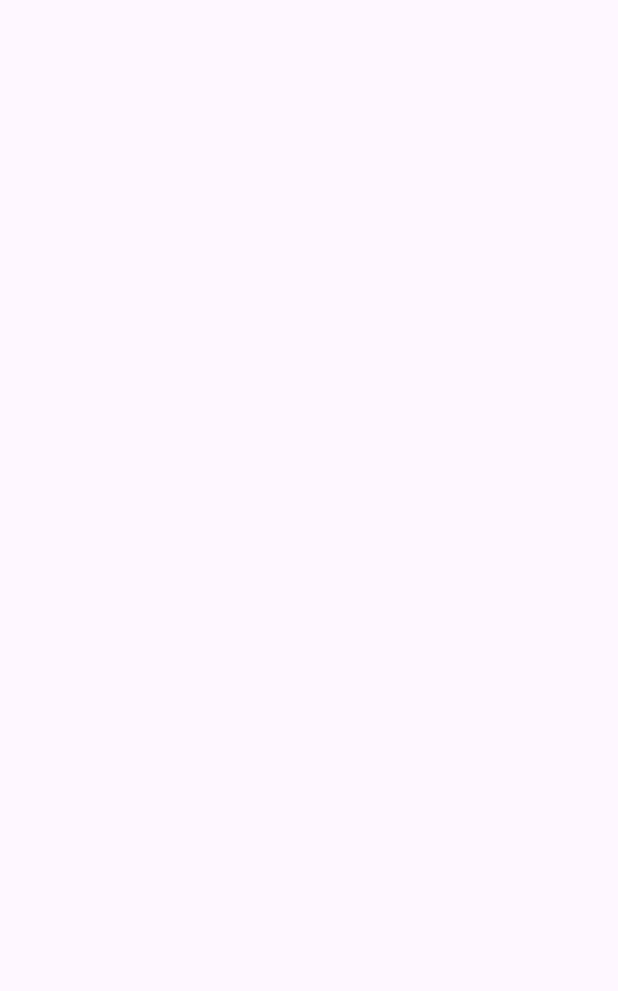
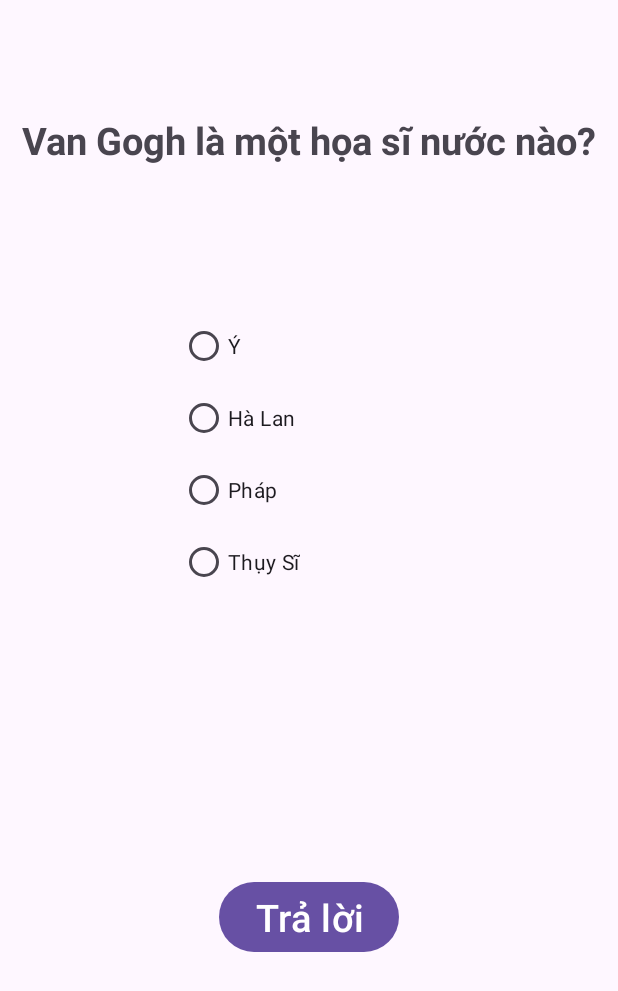
Before and after one commit to tiendung21111/Android_QuizApp, an Android app: the MainActivity3 screen opened directly, with no data from a screen before it, on a phone screen of 412 x 824 dp. Before the commit the part shown is empty. Shown: the top 991 px of the screen. Run offline under Robolectric (Android 15) with nearby library versions, the phone set to English and light mode, and no system bars.

Commit message:
main2,3,4

```diff
--- a/app/src/main/java/com/example/sharedpreferences/ChuDeAdapter.java
+++ b/app/src/main/java/com/example/sharedpreferences/ChuDeAdapter.java
@@ -35,7 +35,7 @@ public class ChuDeAdapter extends BaseAdapter {
 
     @Override
     public long getItemId(int position) {
-        return danhSachChuDe.get(position).getImage();
+        return danhSachChuDe.get(position).getId();
     }
 
     @Override
--- a/app/src/main/java/com/example/sharedpreferences/MainActivity3.java
+++ b/app/src/main/java/com/example/sharedpreferences/MainActivity3.java
@@ -1,14 +1,182 @@
 package com.example.sharedpreferences;
 
+import android.annotation.SuppressLint;
+import android.content.Intent;
 import android.os.Bundle;
+import android.widget.RadioButton;
+import android.widget.TextView;
 
 import androidx.annotation.Nullable;
 import androidx.appcompat.app.AppCompatActivity;
 
+import java.util.Random;
+
+
+import android.os.Bundle;
+import android.view.View;
+import android.widget.Button;
+import android.widget.RadioButton;
+import android.widget.RadioGroup;
+import android.widget.TextView;
+
+import androidx.appcompat.app.AppCompatActivity;
+
+import java.util.ArrayList;
+import java.util.Arrays;
+
+
 public class MainActivity3 extends AppCompatActivity {
 
+    private TextView questionTextView;
+    private RadioGroup answerRadioGroup;
+    private Button submitButton;
+
+    private ArrayList<Question> questions;
+    private int currentQuestionIndex;
+
+    private int countRightAnswer = 0;
+    private String txtCount;
+
+
+    @SuppressLint("MissingInflatedId")
     @Override
-    protected void onCreate(@Nullable Bundle savedInstanceState) {
+    protected void onCreate(Bundle savedInstanceState) {
         super.onCreate(savedInstanceState);
+        setContentView(R.layout.activity_main3);
+
+        questionTextView = findViewById(R.id.questionTextView);
+        answerRadioGroup = findViewById(R.id.answerRadioGroup);
+        submitButton = findViewById(R.id.submitButton);
+
+        // Tạo các câu hỏi và đáp án
+        questions = new ArrayList<>();
+
+        Intent intent1 = getIntent();
+        int ths = intent1.getIntExtra("th", 0);
+
+
+        if(ths == 1) {
+            questions.add(new Question("Quần Đảo Hoàng Sa thuộc tỉnh/ tp nào?", new String[]{"Đà Nẵng", "Nha Trang", "Phan Thiết", "Hải Phòng"}, 0));
+            questions.add(new Question("Việt Nam có bao nhiêu dân tộc thiểu số?", new String[]{"51", "53", "54", "55"}, 1));
+            questions.add(new Question("Cột mốc biên giới Việt Nam - Lào- Campuchia ở đâu?", new String[]{"Hà Giang", "Điện Biên", "Kon Tum", "Lào Cai"}, 2));
+        }
+        else if(ths == 2) {
+            questions.add(new Question("Hang động lớn nhất Việt Nam?", new String[]{"Phong Nha- Kẻ Bàng", "Sơn Đòong", "Hang Én", "Tràng An"}, 1));
+            questions.add(new Question("Giờ Việt Nam theo múi giờ nào?", new String[]{"GMT+7", "GMT+8", "GMT+11", "GMT+12"}, 0));
+            questions.add(new Question("Vịnh nào Việt Nam lot top 7 kỳ quan thế giới?", new String[]{"Cát Bà", "Côtô", "Hạ Long", "Lan Hạ"}, 3));
+        }
+        else if(ths == 3) {
+            questions.add(new Question("Trong lịch sử, Nhà Trần đã 3 lần đánh thắng quân xâm lược nào?", new String[]{"Nam Hán", "Nhà Thanh", "Nhà Tần", "Mông Nguyên"}, 3));
+            questions.add(new Question("Quốc hiệu Việt Nam dưới thời nhà Hồ?", new String[]{"Đại Ngu", "Đại Việt", "Văn Lang", "Âu Lac"}, 0));
+            questions.add(new Question("Vị vua cuối cùng của chế độ quân chủ", new String[]{"Gia Long", "Bảo Đại", "Duy Tân", "Hàm Nghi"}, 1));
+        }
+
+        else if(ths == 4) {
+            questions.add(new Question("Chiến dịch Điện Biên Phủ kéo dài bao nhiêu ngày đêm?", new String[]{"48", "49", "56", "57"}, 2));
+            questions.add(new Question("Ai là hoàng đế đầu tiên của Việt Nam?", new String[]{"Vua Hùng", "Đinh Bộ Lĩnh", "Ngô Quyền", "Lý Nam Đế"}, 3));
+            questions.add(new Question("Việt Nâm hoàn toàn giải phóng năm nào?", new String[]{"1945", "1952", "1972", "1979"}, 2));
+        }
+
+        else if(ths == 5) {
+            questions.add(new Question("Đâu là 1 trong 4 con rồng kinh tế của châu á?", new String[]{"Việt Nam", "Trung Quốc", "Hong Kong", "Nhật Bản"}, 0));
+            questions.add(new Question("Đồng tiền nước nào có giá trị cao nhất thế giới??", new String[]{"Mỹ", "Anh", "Kuwait", "Nhật"}, 2));
+            questions.add(new Question("Đâu là trung tâm tài chính thế giới ?", new String[]{"Hong Kong", "Đài loan", "New York", "Wasington"}, 2));
+        }
+
+        else if(ths == 6) {
+            questions.add(new Question("Đâu là nước có nền kinh tế phát triển nhất thế giới?", new String[]{"Mỹ", "Đức", "Trung Quốc", "Nhật Bản"}, 0));
+            questions.add(new Question("Việt Nam có nền kinh tế phát triển thứ mấy Đông Nam Á?", new String[]{"1", "2", "3", "4"}, 3));
+            questions.add(new Question("Đâu là ti phú giàu nhất Thế Giới?", new String[]{"Elon Musk", "Jeff Bezos", "Bill Gates", "Warren Buffet"}, 3));
+        }
+
+        else if(ths == 7) {
+            questions.add(new Question("Bức tranh mona lisa của họa sĩ nào?", new String[]{"Van Gogh", "Manat", "Picasso", "Leonardo da vinci"}, 3));
+            questions.add(new Question("Bài hát “Tình ca”- Hoàng Việt nói đến mùa nào trong năm?", new String[]{"Mùa Xuân", "Mùa Hạ", "Mùa Thu", "Mùa Đông"}, 0));
+            questions.add(new Question("Lễ hội Canaval là lễ hội nổi tiếng ở quốc gia nào?", new String[]{"Brazil", "Ý", "Pháp", "Anh"}, 0));
+        }
+
+        else {
+            questions.add(new Question("Van Gogh là một họa sĩ nước nào?", new String[]{"Ý", "Hà Lan", "Pháp", "Thụy Sĩ"}, 1));
+            questions.add(new Question("Bản nhạc sonate là bản nhạc huyền thoại của nghệ sĩ nào?", new String[]{"Beethoven", "Paganini", "Mozart", "Brahms"}, 0));
+            questions.add(new Question("Đâu là bộ phim có doanh thu cao nhất mọi thời đại?", new String[]{"Avenger:End Game", "Jurassic World", "Titanic", "Avatar"}, 3));
+        }
+
+        currentQuestionIndex = 0;
+
+        displayQuestion(currentQuestionIndex);
+
+        submitButton.setOnClickListener(new View.OnClickListener() {
+            @Override
+            public void onClick(View v) {
+                checkAnswer();
+            }
+        });
     }
+
+    private void displayQuestion(int index) {
+        if (index < questions.size()) {
+            Question currentQuestion = questions.get(index);
+            questionTextView.setText(currentQuestion.getQuestion());
+            String[] answers = currentQuestion.getAnswers();
+            for (int i = 0; i < answerRadioGroup.getChildCount(); i++) {
+                RadioButton radioButton = (RadioButton) answerRadioGroup.getChildAt(i);
+                radioButton.setText(answers[i]);
+
+
+            }
+        } else {
+            // Hiển thị màn hình 4 nếu đã trả lời hết các câu hỏi
+            Intent intent = new Intent(MainActivity3.this, MainActivity4.class);
+            intent.putExtra("count", countRightAnswer);
+            startActivity(intent);
+
+        }
+    }
+
+    private void checkAnswer() {
+        Question currentQuestion = questions.get(currentQuestionIndex);
+        int selectedAnswerIndex = answerRadioGroup.indexOfChild(findViewById(answerRadioGroup.getCheckedRadioButtonId()));
+
+        if (selectedAnswerIndex == currentQuestion.getCorrectAnswerIndex()) {
+            // Chuyển sang câu hỏi tiếp theo nếu trả lời đúng
+            countRightAnswer++;
+//            txtCount =(String) currentQuestion.toString();
+            currentQuestionIndex++;
+            answerRadioGroup.clearCheck();
+            displayQuestion(currentQuestionIndex);
+
+        } else {
+            // Hiển thị màn hình 4 nếu trả lời sai
+            Intent intent = new Intent(MainActivity3.this, MainActivity4.class);
+            intent.putExtra("count", countRightAnswer);
+            startActivity(intent);
+        }
+    }
+
+
+
+    public class Question {
+        private String question;
+        private String[] answers;
+        private int correctAnswerIndex;
+
+        public Question(String question, String[] answers, int correctAnswerIndex) {
+            this.question = question;
+            this.answers = answers;
+            this.correctAnswerIndex = correctAnswerIndex;
+        }
+
+        public String getQuestion() {
+            return question;
+        }
+
+        public String[] getAnswers() {
+            return answers;
+        }
+
+        public int getCorrectAnswerIndex() {
+            return correctAnswerIndex;
+        }
+    }
+
 }
--- a/app/src/main/res/layout/activity_main2.xml
+++ b/app/src/main/res/layout/activity_main2.xml
@@ -30,6 +30,7 @@
         android:id="@+id/listProduct"/>
 
     <Switch
+        android:id="@+id/checkDoKho"
         android:layout_marginTop="25dp"
         android:layout_width="wrap_content"
         android:layout_height="wrap_content"
@@ -37,6 +38,7 @@
         android:layout_gravity="center"/>
 
     <Button
+        android:id="@+id/listCH"
         android:layout_marginTop="50dp"
         android:layout_width="wrap_content"
         android:layout_height="wrap_content"
--- a/app/src/main/res/layout/activity_main3.xml
+++ b/app/src/main/res/layout/activity_main3.xml
@@ -1,6 +1,79 @@
 <?xml version="1.0" encoding="utf-8"?>
+
 <androidx.constraintlayout.widget.ConstraintLayout xmlns:android="http://schemas.android.com/apk/res/android"
+    xmlns:app="http://schemas.android.com/apk/res-auto"
+    xmlns:tools="http://schemas.android.com/tools"
     android:layout_width="match_parent"
     android:layout_height="match_parent">
 
+    <TextView
+        android:id="@+id/questionTextView"
+        android:layout_width="wrap_content"
+        android:layout_height="wrap_content"
+        android:layout_centerHorizontal="true"
+        android:text="question"
+        android:textSize="25dp"
+        android:textStyle="bold"
+        app:layout_constraintBottom_toBottomOf="parent"
+        app:layout_constraintEnd_toEndOf="parent"
+        app:layout_constraintStart_toStartOf="parent"
+        app:layout_constraintTop_toTopOf="parent"
+        app:layout_constraintVertical_bias="0.096"
+        android:gravity="center"/>
+
+    <RadioGroup
+        android:id="@+id/answerRadioGroup"
+        android:layout_width="178dp"
+        android:layout_height="wrap_content"
+        android:layout_below="@id/questionTextView"
+        android:layout_alignStart="@+id/questionTextView"
+        android:layout_alignEnd="@+id/questionTextView"
+        android:orientation="vertical"
+        app:layout_constraintBottom_toBottomOf="parent"
+        app:layout_constraintEnd_toEndOf="@+id/questionTextView"
+        app:layout_constraintHorizontal_bias="0.512"
+        app:layout_constraintStart_toStartOf="@+id/questionTextView"
+        app:layout_constraintTop_toBottomOf="@+id/questionTextView"
+        app:layout_constraintVertical_bias="0.184">
+
+        <RadioButton
+            android:id="@+id/answer1RadioButton"
+            android:layout_width="wrap_content"
+            android:layout_height="wrap_content"
+            android:text="Answer 1" />
+
+        <RadioButton
+            android:id="@+id/answer2RadioButton"
+            android:layout_width="wrap_content"
+            android:layout_height="wrap_content"
+            android:text="Answer 2" />
+
+        <RadioButton
+            android:id="@+id/answer3RadioButton"
+            android:layout_width="wrap_content"
+            android:layout_height="wrap_content"
+            android:text="Answer 3" />
+
+        <RadioButton
+            android:id="@+id/answer4RadioButton"
+            android:layout_width="wrap_content"
+            android:layout_height="wrap_content"
+            android:text="Answer 4" />
+    </RadioGroup>
+
+    <Button
+        android:id="@+id/submitButton"
+        android:layout_width="wrap_content"
+        android:layout_height="wrap_content"
+        android:layout_below="@id/answerRadioGroup"
+        android:layout_alignParentStart="true"
+        android:layout_alignParentEnd="true"
+        android:layout_alignParentBottom="true"
+        android:text="Trả lời"
+        android:textSize="25dp"
+        app:layout_constraintBottom_toBottomOf="parent"
+        app:layout_constraintEnd_toEndOf="parent"
+        app:layout_constraintStart_toStartOf="parent"
+        app:layout_constraintTop_toBottomOf="@+id/answerRadioGroup" />
+
 </androidx.constraintlayout.widget.ConstraintLayout>
```
Also changed, not shown: app/src/main/java/com/example/sharedpreferences/ChuDe.java (+13 -1 lines), app/src/main/java/com/example/sharedpreferences/MainActivity2.java (+74 -4 lines), app/src/main/java/com/example/sharedpreferences/MainActivity4.java (+13 -0 lines).
